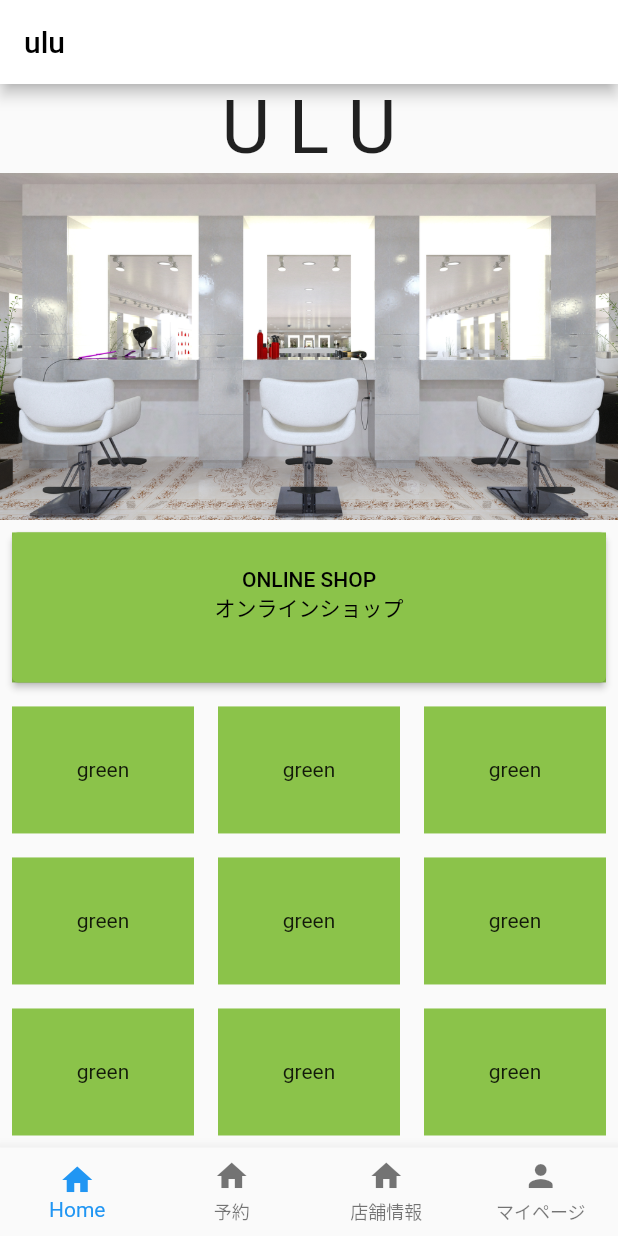
After one commit to osyun0101/test_flutter_application, a Flutter app: the screen it shows after launch, on a phone screen of 412 x 824 dp. The commit adds this screen. Run offline on Flutter 3.47's test engine with Material 2 defaults, Android fonts, the phone set to English and light mode, and no system bars.

Commit message:
タブ切り替え実装

```diff
--- /dev/null
+++ b/lib/home.dart
@@ -0,0 +1,98 @@
+import 'package:flutter/material.dart';
+import 'package:url_launcher/url_launcher.dart';
+
+class Home extends StatelessWidget {
+  const Home({Key? key}) : super(key: key);
+
+  void opneUrl() async {
+    Uri url = Uri.parse('https://geniepi-hiroba.com/');
+    if (await canLaunchUrl(url)) {
+      //mode: LaunchMode.externalApplicationにするとアプリ内ではなくブラウザを起動して表示するようにできる
+      await launchUrl(url);
+    } else {
+      throw 'このURLにはアクセスできません';
+    }
+  }
+
+  @override
+  Widget build(BuildContext context) {
+    return Column(children: [
+      const Text(
+        'U L U',
+        textAlign: TextAlign.center,
+        style: TextStyle(fontSize: 50),
+      ),
+      Image.asset('images/biyouin_sample.png'),
+      Container(
+        alignment: Alignment.center,
+        margin: const EdgeInsets.all(8.0),
+        color: Theme.of(context).primaryColor,
+        child: SizedBox(
+          width: double.infinity,
+          height: 100,
+          child: ElevatedButton(
+            onPressed: opneUrl,
+            child: const Text(
+              '''
+ONLINE SHOP
+オンラインショップ
+                ''',
+              textAlign: TextAlign.center,
+            ),
+          ),
+        ),
+      ),
+      /*Expanded(
+                    child: Column(
+                  mainAxisAlignment: MainAxisAlignment.center,
+                  children: <Widget>[
+                    Expanded(
+                        child: Container(
+                            alignment: Alignment.center,
+                            color: Theme.of(context).primaryColor,
+                            child: Text("green"))),
+                    Expanded(
+                        child: Container(
+                            alignment: Alignment.center,
+                            color: Theme.of(context).primaryColor,
+                            child: Text("green"))),
+                  ],
+                ))*/
+      Expanded(
+          child: Row(
+        children: [
+          Expanded(child: myWidget(Theme.of(context).primaryColor, "green")),
+          Expanded(child: myWidget(Theme.of(context).primaryColor, "green")),
+          Expanded(child: myWidget(Theme.of(context).primaryColor, "green"))
+        ],
+      )),
+      Expanded(
+          child: Row(
+        children: [
+          Expanded(child: myWidget(Theme.of(context).primaryColor, "green")),
+          Expanded(child: myWidget(Theme.of(context).primaryColor, "green")),
+          Expanded(child: myWidget(Theme.of(context).primaryColor, "green"))
+        ],
+      )),
+      Expanded(
+          child: Row(
+        children: [
+          Expanded(child: myWidget(Theme.of(context).primaryColor, "green")),
+          Expanded(child: myWidget(Theme.of(context).primaryColor, "green")),
+          Expanded(child: myWidget(Theme.of(context).primaryColor, "green"))
+        ],
+      ))
+    ]);
+  }
+
+  Widget myWidget(Color color, String text) {
+    return Padding(
+      padding: const EdgeInsets.all(8.0),
+      child: Container(
+        alignment: Alignment.center,
+        color: color,
+        child: Text(text),
+      ),
+    );
+  }
+}
```
Also changed, not shown: lib/main.dart (+8 -97 lines).
